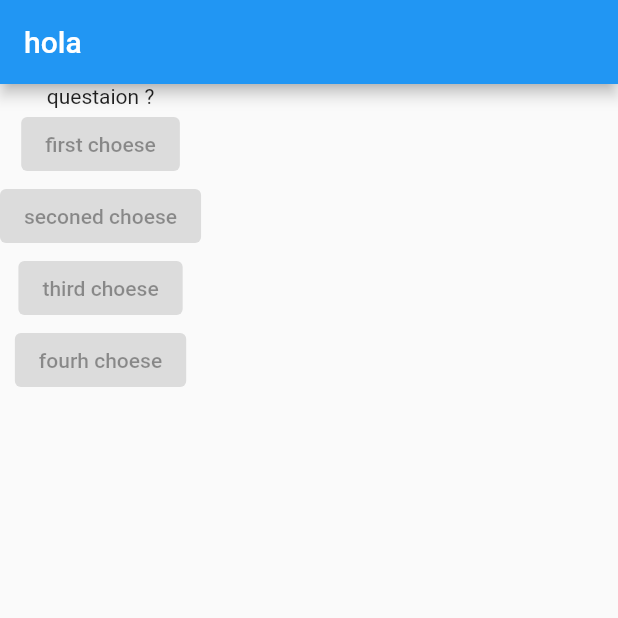
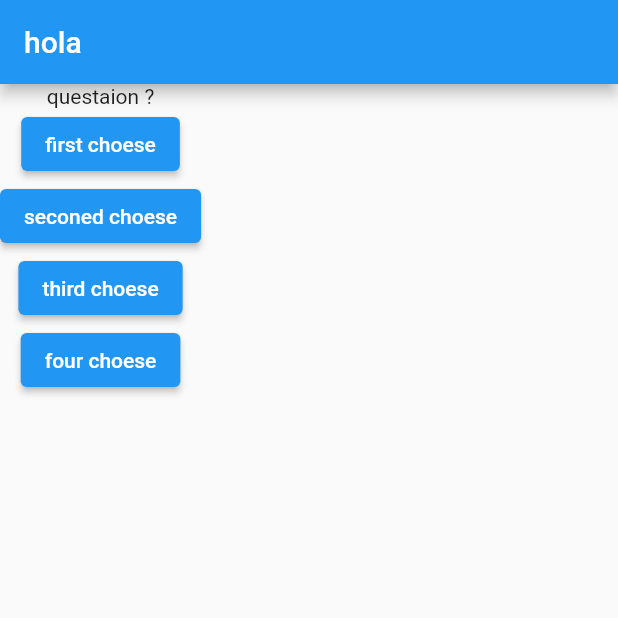
Before and after one commit to mohammedalorf/tast, a Flutter app: the screen it shows after launch, on a phone screen of 412 x 824 dp, the top half of it. Run offline on Flutter 3.47's test engine with Material 2 defaults, Android fonts, the phone set to English and light mode, and no system bars.

Commit message:
Active buttons

```diff
--- a/lib/main.dart
+++ b/lib/main.dart
@@ -6,6 +6,10 @@ void main() {
 
 class MyApp extends StatelessWidget {
   // This widget is the root of your application.
+  pressbutton() {
+    print('button  has pressed');
+  }
+
   @override
   Widget build(BuildContext context) {
     return MaterialApp(
@@ -15,10 +19,10 @@ class MyApp extends StatelessWidget {
       ),
       body: Column(children: [
         Text('questaion ?'),
-        ElevatedButton(child: Text('first choese'), onPressed: null),
-        ElevatedButton(child: Text('seconed choese'), onPressed: null),
-        ElevatedButton(child: Text('third choese'), onPressed: null),
-        ElevatedButton(child: Text('fourh choese'), onPressed: null),
+        ElevatedButton(child: Text('first choese'), onPressed: pressbutton),
+        ElevatedButton(child: Text('seconed choese'), onPressed: pressbutton),
+        ElevatedButton(child: Text('third choese'), onPressed: pressbutton),
+        ElevatedButton(child: Text('four choese'), onPressed: pressbutton),
       ]),
     ));
   }
```
